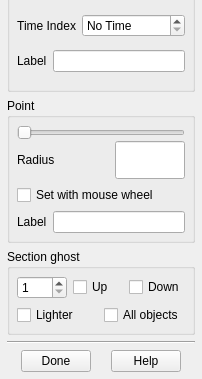
First picture: the form in imod/form_cont_edit.ui, repository LabShare-Archive/IMOD, before the edit; both pictures show x 0 to 202 and y 211 to 590 of the 202 by 590 pixel window.
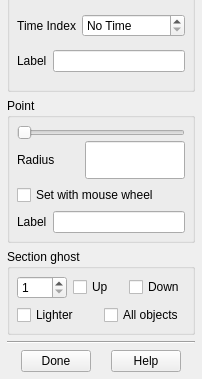
Second picture: the form after the edit. Icons and pictures are not drawn.

What changed in the file:
```diff
--- a/imod/form_cont_edit.ui
+++ b/imod/form_cont_edit.ui
@@ -499,7 +499,7 @@
             </property>
             <property name="maximumSize" >
              <size>
-              <width>70</width>
+              <width>100</width>
               <height>32767</height>
              </size>
             </property>
```
Left out of the diff: 4 changed lines with no effect on the pictures.
